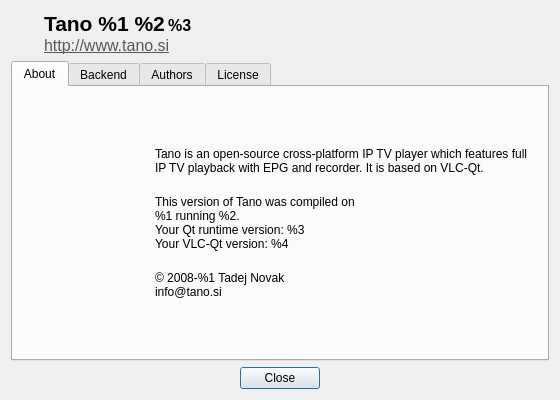
Above: src/ui/dialogs/AboutDialog.ui from ntadej/tano before the change. Below: the same form after it.
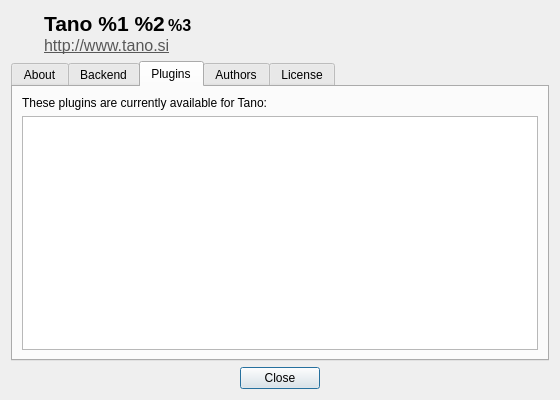
That is the form after the change. The open tabs and pages were chosen to show the change. Icons and pictures are not drawn. Custom widgets are drawn as their Qt base class.

Commit message:
Removed Qt 4.5.0 compatibility support + About and Plugins dialog merge
Qt 4.5.0 compatibility support has been removed and now only 4.6.0 and later are supported.
About and Plugins dialog have been merged and updated.

The edit to the form file:
```diff
--- a/src/ui/dialogs/AboutDialog.ui
+++ b/src/ui/dialogs/AboutDialog.ui
@@ -257,6 +257,35 @@
        </item>
       </layout>
      </widget>
+     <widget class="QWidget" name="pagePlugins">
+      <attribute name="title">
+       <string>Plugins</string>
+      </attribute>
+      <layout class="QGridLayout" name="gridLayout_6">
+       <item row="0" column="0">
+        <widget class="QLabel" name="labelPlugins">
+         <property name="text">
+          <string>These plugins are currently available for Tano:</string>
+         </property>
+        </widget>
+       </item>
+       <item row="1" column="0">
+        <widget class="QTreeWidget" name="pluginsWidget">
+         <property name="editTriggers">
+          <set>QAbstractItemView::NoEditTriggers</set>
+         </property>
+         <property name="headerHidden">
+          <bool>true</bool>
+         </property>
+         <column>
+          <property name="text">
+           <string notr="true">1</string>
+          </property>
+         </column>
+        </widget>
+       </item>
+      </layout>
+     </widget>
      <widget class="QWidget" name="pageAuthors">
       <attribute name="title">
        <string>Authors</string>
```
The commit also changes 20 other files.
